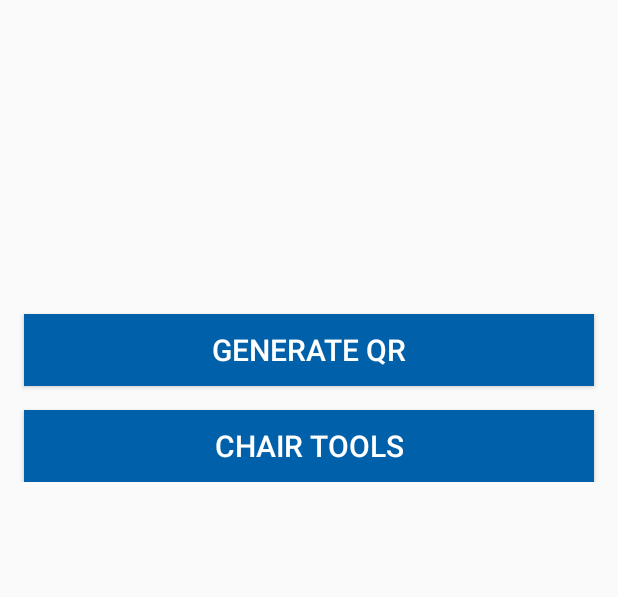
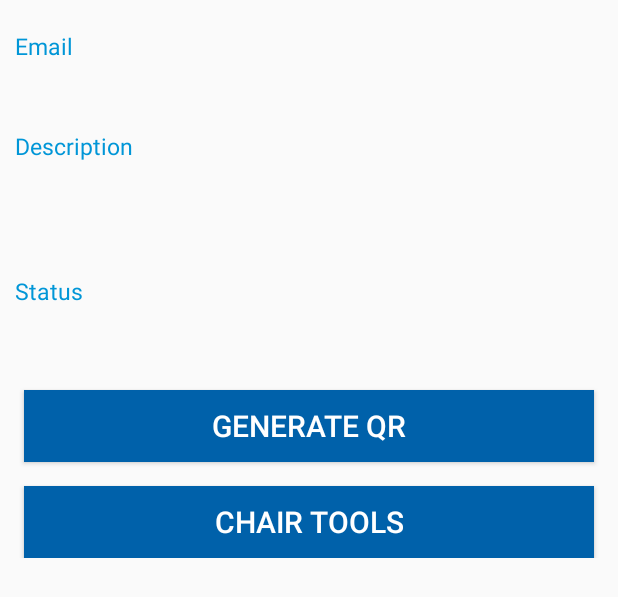
Before and after one commit to Red350/SocietiesApp, an Android app: the layout fragment_society.xml on its own in the app's theme, with its tools: preview values and no code run, on a phone screen of 412 x 824 dp. Shown: the top 597 px of the screen. Run offline under Robolectric (Android 15) with nearby library versions, the phone set to English and light mode, and no system bars; network calls fail.

Commit message:
Society page updated design

```diff
--- a/app/SocietiesApp/app/src/main/java/layout/SocietyFragment.java
+++ b/app/SocietiesApp/app/src/main/java/layout/SocietyFragment.java
@@ -28,7 +28,7 @@ public class SocietyFragment extends Fragment implements View.OnClickListener {
 
     private int society_id;
 
-    private TextView societyNameView, societyEmailView, societyDescriptionView, societyMessageView;
+    private TextView societyEmailView, societyDescriptionView, societyMessageView;
 
     private OnFragmentInteractionListener mListener;
 
@@ -82,11 +82,11 @@ public class SocietyFragment extends Fragment implements View.OnClickListener {
         Button chairToolsButton = (Button) v.findViewById(R.id.chair_tools_button);
         chairToolsButton.setOnClickListener(this);
 
-        //societyInfo = (TextView) v.findViewById(R.id.society_info);
-        societyNameView = (TextView) v.findViewById(R.id.society_name);
         societyEmailView = (TextView) v.findViewById(R.id.society_email);
         societyDescriptionView = (TextView) v.findViewById(R.id.society_description);
         societyMessageView = (TextView) v.findViewById(R.id.society_message);
+
+        societyEmailView.setTextIsSelectable(true);
 
         Cursor cursor = db.getSociety(society_id);
         cursor.moveToFirst();
@@ -98,12 +98,10 @@ public class SocietyFragment extends Fragment implements View.OnClickListener {
         int com_column = cursor.getColumnIndex("is_committee");
         int chair_column = cursor.getColumnIndex("is_chair");
 
-        String societyName = "Society Name: " + cursor.getString(name_column);
-        String societyEmail = "Society Email: " + cursor.getString(email_column);
-        String societyDescription = "Society Description: " + cursor.getString(desc_column);
-        String message = "You are a member of " + cursor.getString(name_column);
+        String societyEmail = cursor.getString(email_column);
+        String societyDescription = cursor.getString(desc_column);
+        String message = cursor.getString(name_column);
 
-        societyNameView.setText(societyName);
         societyEmailView.setText(societyEmail);
         societyDescriptionView.setText(societyDescription);
         societyMessageView.setText(message);
@@ -116,7 +114,6 @@ public class SocietyFragment extends Fragment implements View.OnClickListener {
         return v;
     }
 
-    // TODO: Rename method, update argument and hook method into UI event
     public void onButtonPressed(Uri uri) {
         if (mListener != null) {
             mListener.onFragmentInteraction(uri);
--- a/app/SocietiesApp/app/src/main/res/layout/fragment_society.xml
+++ b/app/SocietiesApp/app/src/main/res/layout/fragment_society.xml
@@ -14,40 +14,68 @@
             android:orientation="vertical" >
 
             <TextView
-                android:id="@+id/society_name"
+                android:id="@+id/textViewEmail"
                 android:layout_width="match_parent"
-                android:layout_height="match_parent"
-                android:textColor="#000000"
+                android:layout_height="wrap_content"
+                android:textSize="15sp"
+                android:textColor="@color/colorAccent"
                 android:layout_marginLeft="10dp"
-                android:textSize="20sp"
-                android:layout_marginTop="20dp"/>
+                android:layout_marginRight="10dp"
+                android:layout_marginTop="20dp"
+                android:text="Email" />
 
             <TextView
                 android:id="@+id/society_email"
                 android:layout_width="match_parent"
-                android:layout_height="match_parent"
+                android:layout_height="30dp"
+                android:textIsSelectable="true"
                 android:textColor="#000000"
                 android:textSize="20sp"
                 android:layout_marginLeft="10dp"
-                android:layout_marginTop="20dp"/>
+                android:layout_marginRight="10dp"
+                android:layout_marginTop="5dp"/>
+
+            <TextView
+                android:id="@+id/textViewDescription"
+                android:layout_width="match_parent"
+                android:layout_height="wrap_content"
+                android:textSize="15sp"
+                android:textColor="@color/colorAccent"
+                android:layout_marginLeft="10dp"
+                android:layout_marginRight="10dp"
+                android:layout_marginTop="10dp"
+                android:text="Description" />
 
             <TextView
                 android:id="@+id/society_description"
                 android:layout_width="match_parent"
-                android:layout_height="match_parent"
+                android:layout_height="60dp"
                 android:textColor="#000000"
                 android:textSize="20sp"
                 android:layout_marginLeft="10dp"
-                android:layout_marginTop="20dp"/>
+                android:layout_marginRight="10dp"
+                android:layout_marginTop="5dp"/>
+
+            <TextView
+                android:id="@+id/textViewMessage"
+                android:layout_width="match_parent"
+                android:layout_height="wrap_content"
+                android:textSize="15sp"
+                android:textColor="@color/colorAccent"
+                android:layout_marginLeft="10dp"
+                android:layout_marginRight="10dp"
+                android:layout_marginTop="10dp"
+                android:text="Status" />
 
             <TextView
                 android:id="@+id/society_message"
                 android:layout_width="match_parent"
-                android:layout_height="match_parent"
+                android:layout_height="30dp"
                 android:textColor="#000000"
                 android:layout_marginLeft="10dp"
+                android:layout_marginRight="10dp"
                 android:textSize="20sp"
-                android:layout_marginTop="20dp"/>
+                android:layout_marginTop="5dp"/>
 
             <Button
                 android:id="@+id/qr_gen_button"
```
